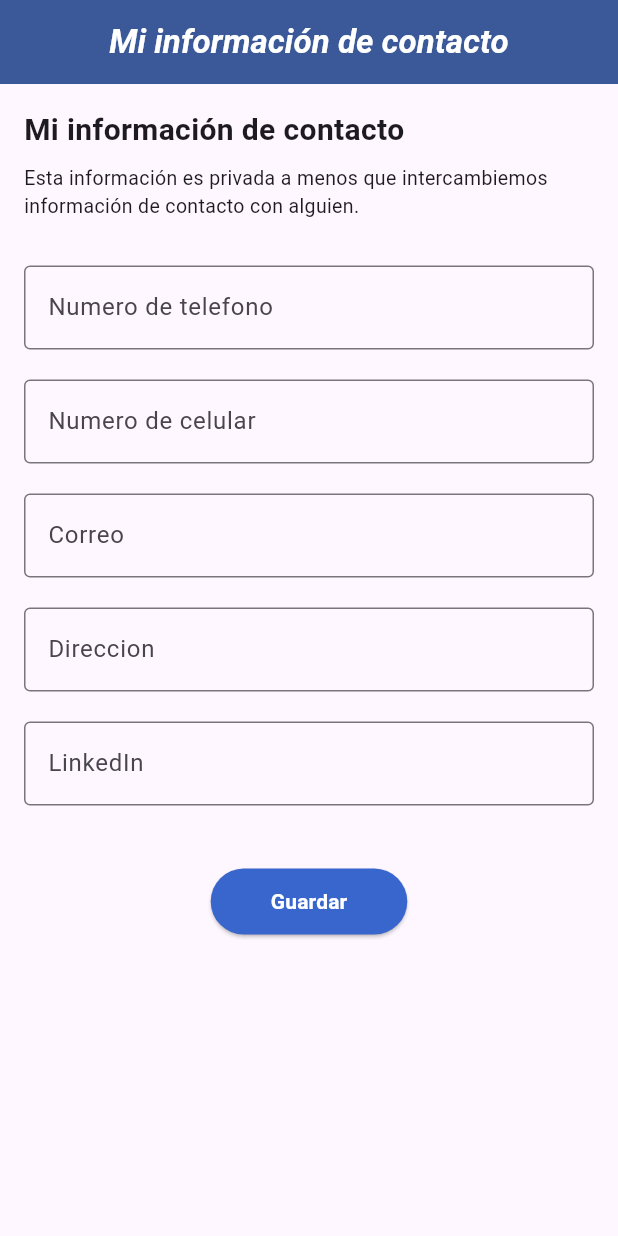
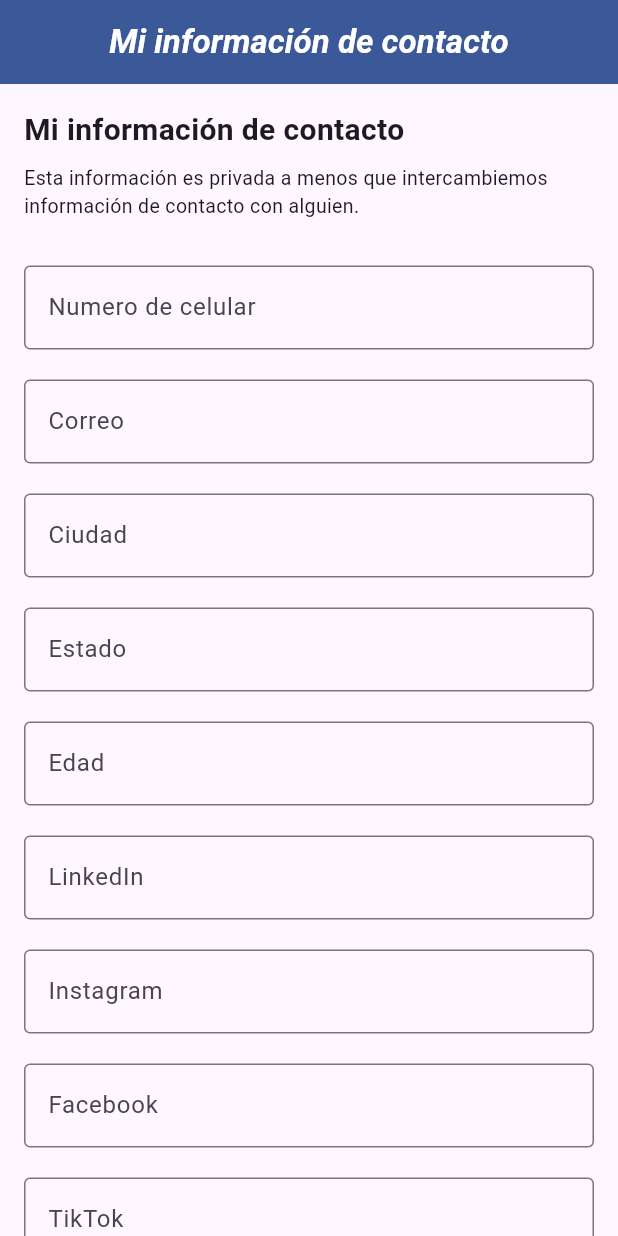
Before and after one commit to Davo11030/ITEvent, a Flutter app: the ModifPerfil screen opened directly, on a phone screen of 412 x 824 dp. Run offline on Flutter 3.47's test engine with Material 3 defaults, Android fonts, the phone set to English and light mode, and no system bars; our stand-ins replace table_calendar.

Commit message:
Actualizacion en modificar el perfil y el perfil asistente

```diff
--- a/lib/main.dart
+++ b/lib/main.dart
@@ -1,6 +1,7 @@
 import 'package:flutter/material.dart';
 
 import 'screens/type_logins.dart';
+
 
 void main() {
   runApp(const ITEventApp());
@@ -14,7 +15,7 @@ class ITEventApp extends StatelessWidget {
     return MaterialApp(
       title: 'ITEvent',
       debugShowCheckedModeBanner: false,
-      home: const WelcomePage(),
+       home: const WelcomePage(),
     );
   }
 }
--- a/lib/screens/admin/modif_perfil.dart
+++ b/lib/screens/admin/modif_perfil.dart
@@ -38,11 +38,17 @@ class ModifPerfil extends StatelessWidget {
                   const SizedBox(height: 20),
 
                   // Campos de texto
-                  _buildTextField('Numero de telefono'),
                   _buildTextField('Numero de celular'),
                   _buildTextField('Correo'),
-                  _buildTextField('Direccion'),
+                  _buildTextField('Ciudad'),
+                  _buildTextField('Estado'),
+                  _buildTextField('Edad'),
                   _buildTextField('LinkedIn'),
+                  _buildTextField('Instagram'),
+                  _buildTextField('Facebook'),
+                  _buildTextField('TikTok'),
+                  _buildTextField('preséntate'),
+
 
                   const SizedBox(height: 30),
 
--- a/lib/screens/admin/perfil_asistente.dart
+++ b/lib/screens/admin/perfil_asistente.dart
@@ -103,7 +103,7 @@ class PerfilUsuarioPage extends StatelessWidget {
                   style: TextStyle(fontWeight: FontWeight.bold, fontSize: 16),
                 ),
                 SizedBox(height: 8),
-                Text('Escribe Notas'),
+                Text('Presentación para que puedan conocerme mejor'),
               ],
             ),
           ),
```
Also changed, not shown: pubspec.lock.
